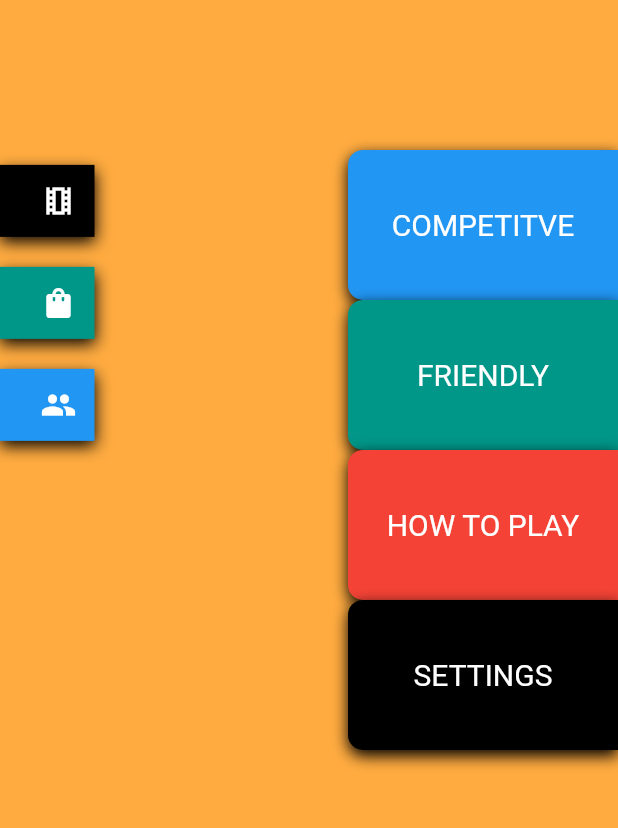
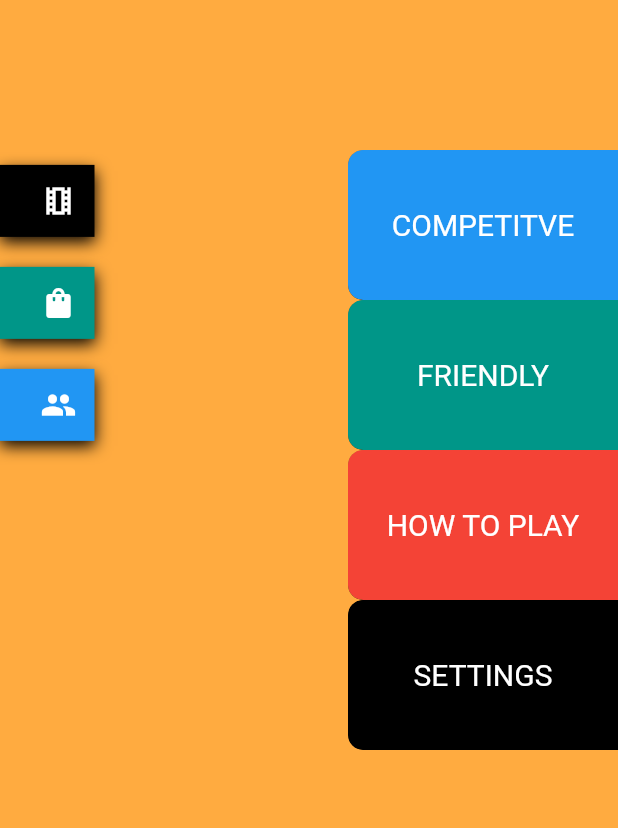
Before and after one commit to almanza1112/brick_hold_em, a Flutter app: the screen it shows once a user with an empty profile is signed in, on a phone screen of 412 x 824 dp, the part 266-1094 px from its top. Run offline on Flutter 3.47's test engine with Material 2 defaults, Android fonts, the phone set to English and light mode, and no system bars; our stand-ins replace cloud_firestore, firebase_auth, firebase_core, firebase_database, google_sign_in; missing offline and left inert: flame, flutter_facebook_auth; accounts and stored records are empty.

Commit message:
right menu material motion added

```diff
--- a/lib/home_page.dart
+++ b/lib/home_page.dart
@@ -5,8 +5,12 @@ import 'package:firebase_core/firebase_core.dart';
 import 'package:firebase_auth/firebase_auth.dart';
 import 'package:cloud_firestore/cloud_firestore.dart';
 import 'package:flutter/services.dart';
+import 'package:animations/animations.dart';
 
 import 'settings_page.dart';
+import 'howtoplay_page.dart';
+import 'friendly_page.dart';
+import 'competitive_page.dart';
 import 'game/game_table.dart';
 import 'friends_page.dart';
 import 'ads_page.dart';
@@ -115,12 +119,25 @@ class _HomePageState extends State<HomePage> {
     const double width = 180;
     const double fontSize = 20;
 
+    const Duration transitionDuration = Duration(milliseconds: 750);
+    const Color closedColor = Colors.transparent;
+    const double closedElevation = 0;
+    const RoundedRectangleBorder closedShape = RoundedRectangleBorder(
+      borderRadius: BorderRadius.only(
+        topLeft: Radius.circular(10),
+        bottomLeft: Radius.circular(10)
+      ),
+    );
+
     return Column(
       mainAxisAlignment: MainAxisAlignment.start,
       children: [
-        InkWell(
+        OpenContainer(
+          closedBuilder: (context, openContainer) => InkWell(
                 splashColor: Colors.black,
-            onTap: () {},
+                onTap: () {
+                  openContainer();
+                },
                 child: Ink(
                   height: height,
                   width: width,
@@ -143,10 +160,18 @@ class _HomePageState extends State<HomePage> {
                     ),
                   ),
                 )),
+          transitionDuration: transitionDuration,
+          closedShape: closedShape,
+          closedElevation: closedElevation,
+          closedColor: closedColor,
+          openBuilder: (context, closedBuilder) => CompetitivePage()),
         // FRIENDLY BUTTON
-        InkWell(
+        OpenContainer(
+          closedBuilder: ((context, openContainer) => InkWell(
             splashColor: Colors.black,
-            onTap: () {},
+            onTap: () {
+              openContainer();
+            },
             child: Ink(
               height: height,
               width: width,
@@ -168,11 +193,22 @@ class _HomePageState extends State<HomePage> {
                   style: TextStyle(fontSize: fontSize, color: Colors.white),
                 ),
               ),
-            )),
+            )
+            )
+            ),
+          transitionDuration: transitionDuration,
+          closedShape: closedShape,
+          closedElevation: closedElevation,
+          closedColor: closedColor,
+          openBuilder: (context, closedContainer) => FriendlyPage()),
         // HOW TO PLAY button
-        InkWell(
+        OpenContainer(
+          closedBuilder: (context, openContainer) {
+            return InkWell(
             splashColor: Colors.black,
-            onTap: () {},
+            onTap: () {
+              openContainer();
+            },
             child: Ink(
               height: height,
               width: width,
@@ -194,11 +230,28 @@ class _HomePageState extends State<HomePage> {
                   style: TextStyle(fontSize: fontSize, color: Colors.white),
                 ),
               ),
-            )),
+            )
+          );
+          },
+          transitionDuration: transitionDuration,
+          closedShape: closedShape,
+          closedElevation: closedElevation,
+          closedColor: closedColor,
+          openBuilder: (context, closedContainer) => HowToPlayPage()
+        ),
         // SETTINGS button
-        InkWell(
+        OpenContainer(
+          openBuilder: (context, closedContainer) => SettingsPage(),
+          transitionDuration: transitionDuration,
+          closedShape: closedShape,
+          closedElevation: closedElevation,
+          closedColor: closedColor,
+          closedBuilder: (context, openContainer) {
+            return InkWell(
               splashColor: Colors.white,
-            onTap: () {},
+              onTap: () {
+                openContainer();
+              },
               child: Ink(
                 height: height,
                 width: width,
@@ -223,7 +276,11 @@ class _HomePageState extends State<HomePage> {
                     style: TextStyle(fontSize: fontSize, color: Colors.white),
                   ),
                 ),
-            )),
+              )
+            );
+           },
+
+        ),
       ],
     );
   }
--- a/pubspec.yaml
+++ b/pubspec.yaml
@@ -40,6 +40,7 @@ dependencies:
   flutter_facebook_auth: 4.4.1
   cloud_firestore: ^4.1.0
   http: ^0.13.5
+  animations: ^2.0.7
 
 
 dev_dependencies:
```
Also changed, not shown: lib/competitive_page.dart (added, +25 -0 lines), lib/friendly_page.dart (added, +25 -0 lines), lib/settings_page.dart (+6 -6 lines), pubspec.lock. Lines whose indentation alone changed are shown as unchanged.
